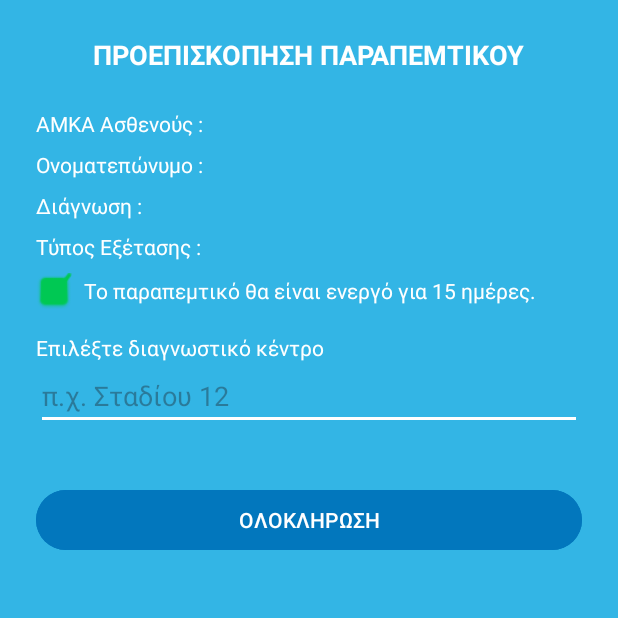
After one commit to sokratismantes/SoftwareEngineering, an Android app: the ConfirmReferral screen opened directly, with no data from a screen before it, on a phone screen of 412 x 824 dp, the top half of it. The commit adds this screen. Run offline under Robolectric (Android 15) with nearby library versions, the phone set to English and light mode, and no system bars.

Commit message:
code_uc6

```diff
--- /dev/null
+++ b/app/src/main/java/com/example/smartmed1/ConfirmReferral.java
@@ -0,0 +1,80 @@
+package com.example.smartmed1;
+
+// Εισαγωγή απαραίτητων κλάσεων για τη λειτουργία της διεπαφής και της βάσης
+import android.os.Bundle;
+import android.widget.TextView;
+import android.widget.Button;
+import android.widget.EditText;
+import android.widget.Toast;
+import androidx.appcompat.app.AppCompatActivity;
+
+public class ConfirmReferral extends AppCompatActivity {
+
+    // Στοιχεία προβολής των πληροφοριών του παραπεμτικού
+    TextView txtAmka, txtName, txtDiagnosis,txtExamtype, txtValidity;
+
+    // Πεδίο εισόδου για καταχώρηση της διεύθυνσης φαρμακείου από τον γιατρό
+    EditText editDiagnostic_Center;
+
+    // Κουμπί ολοκλήρωσης διαδικασίας αποθήκευσης παραπεμτικού
+    Button btnComplete;
+
+    @Override
+    protected void onCreate(Bundle savedInstanceState) {
+        super.onCreate(savedInstanceState);
+        setContentView(R.layout.activity_confirm_referral);  // Σύνδεση με το αντίστοιχο XML layout
+
+        // Αντιστοίχιση στοιχείων UI με μεταβλητές Java μέσω ID
+        txtAmka = findViewById(R.id.txtAmka);
+        txtName = findViewById(R.id.txtName);
+        txtDiagnosis = findViewById(R.id.txtDiagnosis);
+        txtExamtype = findViewById(R.id.txtExamtype);
+        txtValidity = findViewById(R.id.txtValidity);
+        editDiagnostic_Center = findViewById(R.id.editDiagnostic_Center);
+        btnComplete = findViewById(R.id.btnComplete);
+
+        // Ανάκτηση δεδομένων από το προηγούμενο activity (DoctorReferralCreate) μέσω του Intent
+        Bundle extras = getIntent().getExtras();
+        if (extras != null) {
+            // Εμφάνιση των δεδομένων που είχαν καταχωρηθεί από τον γιατρό
+            txtAmka.setText("ΑΜΚΑ Ασθενούς : " + extras.getString("amka"));
+            txtName.setText("Ονοματεπώνυμο : " + extras.getString("name"));
+            txtDiagnosis.setText("Διάγνωση : " + extras.getString("diagnosis"));
+            txtExamtype.setText("Τύπος Εξέτασης : " + extras.getString("examination_type"));
+
+            // Εμφάνιση ισχύος του παραπεμτικού σε ημέρες
+            String duration = extras.getString("duration");
+            txtValidity.setText("Η συνταγή θα είναι ενεργή για " + duration + " ημέρες.");
+        }
+
+        // Ορισμός λειτουργίας όταν πατηθεί το κουμπί "ΟΛΟΚΛΗΡΩΣΗ"
+        btnComplete.setOnClickListener(v -> {
+
+            // Λήψη όλων των στοιχείων της συνταγής από το intent
+            String amka = getIntent().getStringExtra("amka");
+            String name = getIntent().getStringExtra("name");
+            String diagnosis = getIntent().getStringExtra("diagnosis");
+            String examination_type = getIntent().getStringExtra("examination_type");
+            String duration = getIntent().getStringExtra("duration");
+
+            // Λήψη της τιμής του διαγνωστικού κέντρου που καταχώρησε ο γιατρός
+            String diagnostic_center = editDiagnostic_Center.getText().toString().trim();
+
+            // Δημιουργία αντικειμένου χειρισμού της βάσης δεδομένων
+            DatabaseHelper dbHelper = new DatabaseHelper(this);
+
+            // Έλεγχος αν η διεύθυνση φαρμακείου υπάρχει καταχωρημένη στη βάση
+            if (!dbHelper.getPharmacyByAddress(diagnostic_center)) {
+                Toast.makeText(this, "❌ Δεν βρέθηκε Διαγνωστικό κέντρο με αυτή τη διεύθυνση!", Toast.LENGTH_LONG).show();
+                return; // Τερματισμός λειτουργίας σε περίπτωση μη έγκυρης διεύθυνσης
+            }
+
+            // Αν η διεύθυνση είναι έγκυρη, αποθήκευση του παραπεμτικού στη βάση
+            dbHelper.insertReferral(amka, name, diagnosis,examination_type, duration, diagnostic_center);
+            Toast.makeText(this, "✅ Η συνταγή αποθηκεύτηκε με επιτυχία!", Toast.LENGTH_SHORT).show();
+
+            // Κλείσιμο του activity και επιστροφή στην προηγούμενη οθόνη
+            finish();
+        });
+    }
+}
--- /dev/null
+++ b/app/src/main/res/layout/activity_confirm_referral.xml
@@ -0,0 +1,109 @@
+<?xml version="1.0" encoding="utf-8"?>
+<ScrollView xmlns:android="http://schemas.android.com/apk/res/android"
+    android:layout_width="match_parent"
+    android:layout_height="match_parent"
+    android:background="#33B5E5">
+
+    <LinearLayout
+        android:orientation="vertical"
+        android:padding="24dp"
+        android:layout_width="match_parent"
+        android:layout_height="wrap_content"
+        android:gravity="center_horizontal">
+
+        <TextView
+            android:id="@+id/title"
+            android:text="ΠΡΟΕΠΙΣΚΟΠΗΣΗ ΠΑΡΑΠΕΜΤΙΚΟΥ"
+            android:textSize="18sp"
+            android:textStyle="bold"
+            android:textColor="@android:color/white"
+            android:layout_marginBottom="24dp"
+            android:layout_width="wrap_content"
+            android:layout_height="wrap_content" />
+
+        <TextView
+            android:id="@+id/txtAmka"
+            android:text="ΑΜΚΑ Ασθενούς :"
+            android:textColor="@android:color/white"
+            android:layout_marginBottom="8dp"
+            android:layout_width="match_parent"
+            android:layout_height="wrap_content" />
+
+        <TextView
+            android:id="@+id/txtName"
+            android:text="Ονοματεπώνυμο :"
+            android:textColor="@android:color/white"
+            android:layout_marginBottom="8dp"
+            android:layout_width="match_parent"
+            android:layout_height="wrap_content" />
+
+        <TextView
+            android:id="@+id/txtDiagnosis"
+            android:text="Διάγνωση :"
+            android:textColor="@android:color/white"
+            android:layout_marginBottom="8dp"
+            android:layout_width="match_parent"
+            android:layout_height="wrap_content" />
+
+        <TextView
+            android:id="@+id/txtExamtype"
+            android:text="Τύπος Εξέτασης :"
+            android:textColor="@android:color/white"
+            android:layout_marginBottom="8dp"
+            android:layout_width="match_parent"
+            android:layout_height="wrap_content" />
+
+
+
+        <!-- Μήνυμα Ενεργού Πιστοποιητικού -->
+        <LinearLayout
+            android:layout_width="match_parent"
+            android:layout_height="wrap_content"
+            android:orientation="horizontal"
+            android:gravity="center_vertical"
+            android:layout_marginBottom="16dp">
+
+            <ImageView
+                android:layout_width="24dp"
+                android:layout_height="24dp"
+                android:src="@android:drawable/checkbox_on_background"
+                android:tint="#00C853"
+                android:layout_marginEnd="8dp" />
+
+            <TextView
+                android:id="@+id/txtValidity"
+                android:text="Το παραπεμτικό θα είναι ενεργό για 15 ημέρες."
+                android:textColor="@android:color/white"
+                android:textSize="14sp"
+                android:layout_width="wrap_content"
+                android:layout_height="wrap_content" />
+        </LinearLayout>
+
+        <!-- Επιλογή Διαγνοστικού Κέντρου -->
+        <TextView
+            android:text="Επιλέξτε διαγνωστικό κέντρο"
+            android:textColor="@android:color/white"
+            android:layout_width="match_parent"
+            android:layout_height="wrap_content" />
+
+        <EditText
+            android:id="@+id/editDiagnostic_Center"
+            android:hint="π.χ. Σταδίου 12"
+            android:layout_width="match_parent"
+            android:layout_height="wrap_content"
+            android:layout_marginBottom="24dp"
+            android:backgroundTint="@android:color/white"
+            android:textColor="@android:color/black" />
+
+        <Button
+            android:id="@+id/btnComplete"
+            android:text="ΟΛΟΚΛΗΡΩΣΗ"
+            android:layout_width="match_parent"
+            android:layout_height="wrap_content"
+            android:textAllCaps="false"
+            android:backgroundTint="#0277BD"
+            android:textColor="@android:color/white"
+            android:layout_marginTop="12dp"
+            android:minHeight="48dp" />
+    </LinearLayout>
+</ScrollView>
```
Also changed, not shown: app/src/main/AndroidManifest.xml (+7 -0 lines), app/src/main/java/com/example/smartmed1/DatabaseHelper.java (+41 -0 lines), app/src/main/java/com/example/smartmed1/DoctorReferralCreate.java (+110 -1 lines), app/src/main/res/layout/activity_doctor_referral_create.xml (+118 -3 lines).
